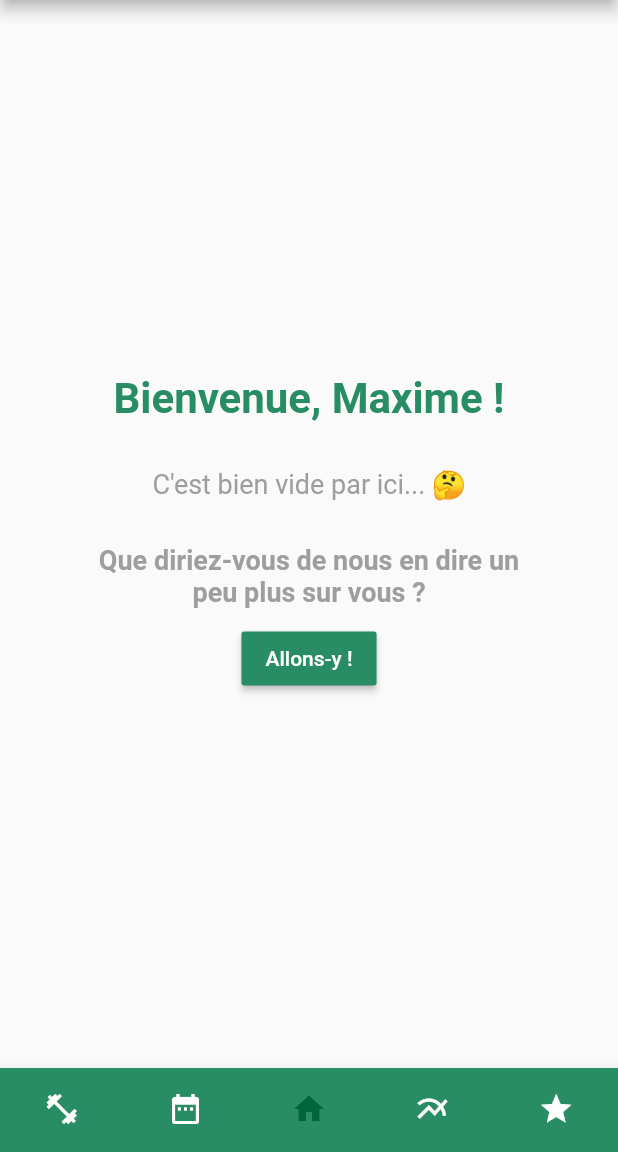
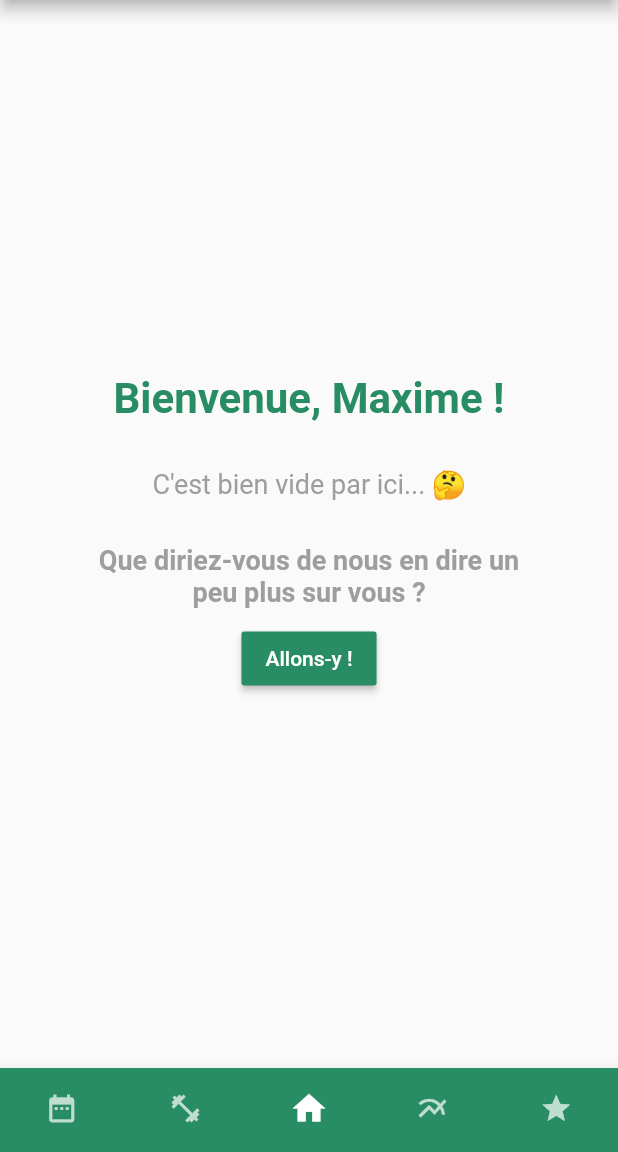
Before and after one commit to MaximeDubost/Strongr, a Flutter app: the screen it shows after launch, on a phone screen of 412 x 824 dp, the part 84-1236 px from its top. Run offline on Flutter 3.47's test engine with Material 2 defaults, Android fonts, the phone set to English and light mode, and no system bars; Roboto replaces fonts that are missing (Calibri).

Commit message:
Modification visuelle des icônes de la BottomNavigationBar
(+) Grossissement et colorimétrie des icônes à la sélection

```diff
--- a/Frontend/lib/pages/homepage.dart
+++ b/Frontend/lib/pages/homepage.dart
@@ -83,40 +83,40 @@ class HomepageState extends State<Homepage>
         showUnselectedLabels: false,
         items: <BottomNavigationBarItem>[
           BottomNavigationBarItem(
-            icon: Icon(Icons.fitness_center, color: Colors.white),
-            activeIcon: Icon(Icons.fitness_center, color: DarkColor),
+            icon: Icon(Icons.date_range, color: Colors.white70, size: 22.0),
+            activeIcon: Icon(Icons.date_range, color: Colors.white, size: 26.0),
             title: Text(
               'Programmes',
               style: TextStyle(color: Colors.white),
             ),
           ),
           BottomNavigationBarItem(
-            icon: Icon(Icons.date_range, color: Colors.white),
-            activeIcon: Icon(Icons.date_range, color: DarkColor),
+            icon: Icon(Icons.fitness_center, color: Colors.white70, size: 22.0),
+            activeIcon: Icon(Icons.fitness_center, color: Colors.white, size: 26.0),
             title: Text(
               'Séances',
               style: TextStyle(color: Colors.white),
             ),
           ),
           BottomNavigationBarItem(
-            icon: Icon(Icons.home, color: Colors.white),
-            activeIcon: Icon(Icons.home, color: DarkColor),
+            icon: Icon(Icons.home, color: Colors.white70, size: 22.0),
+            activeIcon: Icon(Icons.home, color: Colors.white, size: 26.0),
             title: Text(
               'Dashboard',
               style: TextStyle(color: Colors.white),
             ),
           ),
           BottomNavigationBarItem(
-            icon: Icon(Icons.multiline_chart, color: Colors.white),
-            activeIcon: Icon(Icons.multiline_chart, color: DarkColor),
+            icon: Icon(Icons.multiline_chart, color: Colors.white70, size: 22.0),
+            activeIcon: Icon(Icons.multiline_chart, color: Colors.white, size: 26.0),
             title: Text(
               'Stats',
               style: TextStyle(color: Colors.white),
             ),
           ),
           BottomNavigationBarItem(
-            icon: Icon(Icons.star, color: Colors.white),
-            activeIcon: Icon(Icons.star, color: DarkColor),
+            icon: Icon(Icons.star, color: Colors.white70, size: 22.0),
+            activeIcon: Icon(Icons.star, color: Colors.white, size: 26.0),
             title: Text(
               'Objectifs',
               style: TextStyle(color: Colors.white),
```
